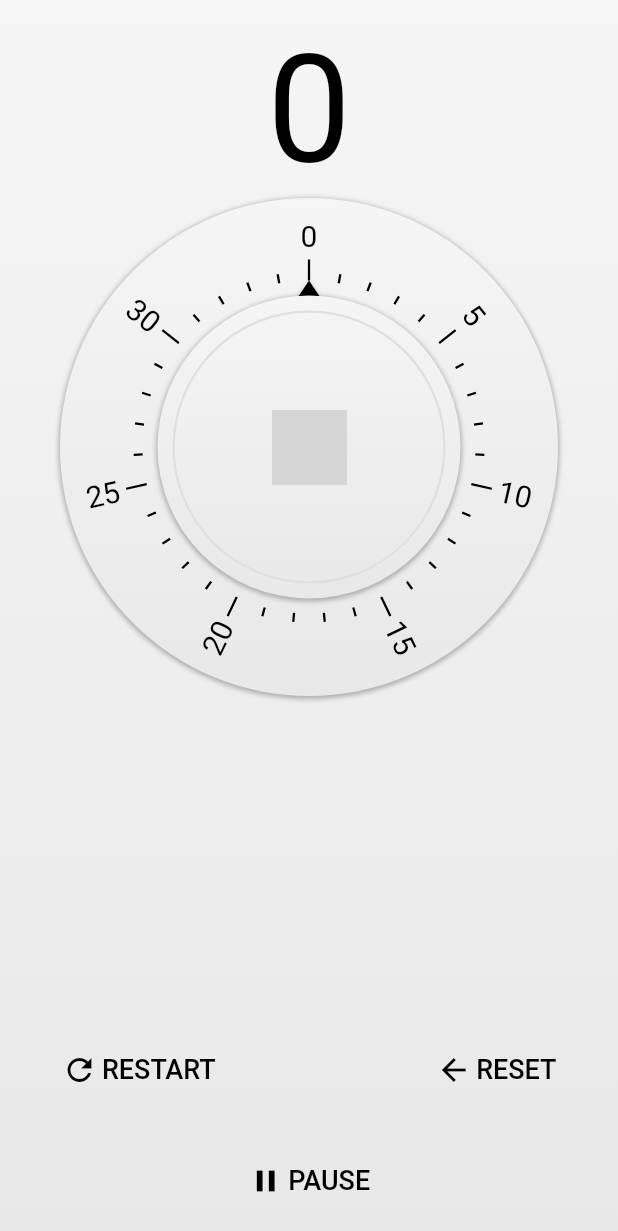
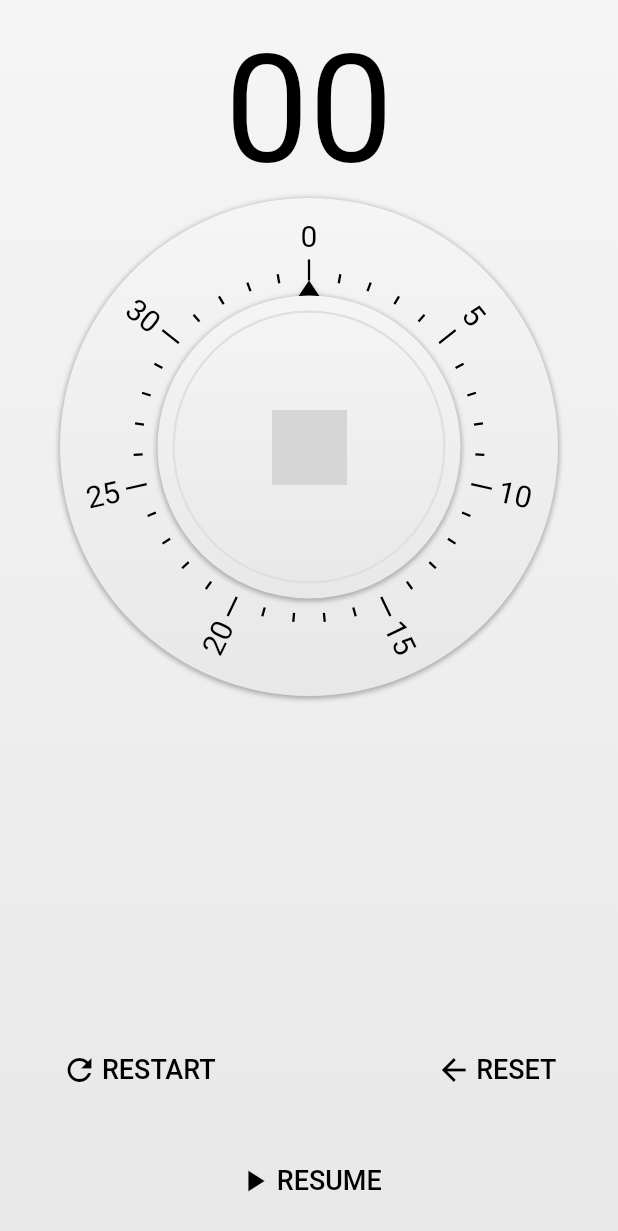
Before and after one commit to ColbyMaloy/kitchen_timer, a Flutter app: the screen it shows after launch, after a tap on "RESET", on a phone screen of 412 x 824 dp. Shown: the top 1231 px of the screen. Run offline on Flutter 3.47's test engine with Material 2 defaults, Android fonts, the phone set to English and light mode, and no system bars; network calls fail; grey boxes are pictures that could not be loaded.

Commit message:
buttons correctly change timer state

```diff
--- a/lib/egg_timer.dart
+++ b/lib/egg_timer.dart
@@ -1,7 +1,6 @@
 import 'dart:async';
 
-class EggTimer{
-
+class EggTimer {
   final Stopwatch stopwatch = Stopwatch();
   final Duration maxTime;
   Duration _currentTime = const Duration(seconds: 0);
@@ -9,59 +8,87 @@ class EggTimer{
   Duration lastStartTime = const Duration(seconds: 0);
   Function onTimerUpdate;
 
+  EggTimer({this.maxTime, this.onTimerUpdate});
 
-  EggTimer({
-    this.maxTime,this.onTimerUpdate
-  });
-
-  get currentTime{
+  get currentTime {
     return _currentTime;
   }
 
-  set currentTime(newTime){
-    if(state == EggTimerState.ready){
+  set currentTime(newTime) {
+    if (state == EggTimerState.ready) {
       _currentTime = newTime;
       lastStartTime = currentTime;
     }
-
   }
 
-  resume(){
-    state = EggTimerState.running;
+  resume() {
+    if (state != EggTimerState.running) {
+      if (state == EggTimerState.ready) {
+        currentTime = roundToMinute(currentTime);
+        lastStartTime = currentTime;
+      }
+      state = EggTimerState.running;
 
-    stopwatch.start();
-    tick();
+      stopwatch.start();
+      tick();
+    }
   }
 
-  tick(){
+  roundToMinute(Duration duration) {
+    return Duration(minutes: (duration.inSeconds / 60).round());
+  }
+
+  restart() {
+    if (state == EggTimerState.paused) {
+      state = EggTimerState.running;
+      currentTime = lastStartTime;
+      stopwatch.reset();
+      stopwatch.start();
+      tick();
+    }
+  }
+
+  reset() {
+    if (state == EggTimerState.paused) {
+      state = EggTimerState.ready;
+      currentTime = const Duration(seconds: 0);
+      lastStartTime = currentTime;
+      stopwatch.reset();
+      if (null != onTimerUpdate) {
+        onTimerUpdate();
+      }
+    }
+  }
+
+  tick() {
     print("Current Time:${_currentTime.inSeconds}");
 
     _currentTime = (lastStartTime - stopwatch.elapsed);
 
-
-
-
-    if(currentTime.inSeconds>0){
-      Timer(Duration(seconds: 1),tick);
-
-    }else{
-      state =EggTimerState.ready;
+    if (currentTime.inSeconds > 0) {
+      Timer(Duration(seconds: 1), tick);
+    } else {
+      state = EggTimerState.ready;
     }
 
-    if(onTimerUpdate!=null){
+    if (onTimerUpdate != null) {
       onTimerUpdate();
     }
-
-  }
-  pause(){
-
   }
 
+  pause() {
+    if (state == EggTimerState.running) {
+      state = EggTimerState.paused;
+      stopwatch.stop();
 
-
+      if (null != onTimerUpdate) {
+        onTimerUpdate();
+      }
+    }
+  }
 }
 
-enum EggTimerState{
+enum EggTimerState {
   ready,
   running,
   paused,
--- a/lib/egg_timer_button.dart
+++ b/lib/egg_timer_button.dart
@@ -3,14 +3,15 @@ import 'package:flutter/material.dart';
 class EggTimerButton extends StatelessWidget {
   final IconData icon;
   final String text;
+  final Function() onPressed;
 
-  EggTimerButton({this.icon, this.text});
+  EggTimerButton({this.icon, this.text, this.onPressed});
 
   @override
   Widget build(BuildContext context) {
     return FlatButton(
       splashColor: Colors.brown,
-      onPressed: () {},
+      onPressed: onPressed,
       child: Padding(
         padding: const EdgeInsets.all(25.0),
         child: Row(
--- a/lib/egg_timer_controls.dart
+++ b/lib/egg_timer_controls.dart
@@ -1,7 +1,20 @@
 import 'package:flutter/material.dart';
+import 'package:timer/egg_timer.dart';
 import 'package:timer/egg_timer_button.dart';
 
 class EggTimerControls extends StatefulWidget {
+  final eggTimerState;
+  final Function() onPause;
+  final Function() onResume;
+  final Function() onRestart;
+  final Function() onReset;
+
+  EggTimerControls(
+      {this.eggTimerState,
+      this.onPause,
+      this.onResume,
+      this.onRestart,
+      this.onReset});
   @override
   _EggTimerControlsState createState() => _EggTimerControlsState();
 }
@@ -11,22 +24,36 @@ class _EggTimerControlsState extends State<EggTimerControls> {
   Widget build(BuildContext context) {
     return Column(
       children: <Widget>[
-        Row(
+        Opacity(
+          opacity: 1.0,
+          child: Row(
             mainAxisAlignment: MainAxisAlignment.spaceBetween,
             children: <Widget>[
               EggTimerButton(
                 icon: Icons.refresh,
                 text: "RESTART",
+                onPressed: widget.onRestart,
               ),
               EggTimerButton(
                 icon: Icons.arrow_back,
                 text: "RESET",
+                onPressed: widget.onReset,
               )
             ],
           ),
-        EggTimerButton(
-          icon: Icons.pause,
-          text: "PAUSE",
+        ),
+        Transform(
+          transform: Matrix4.translationValues(0, 0, 0),
+          child: EggTimerButton(
+              icon: widget.eggTimerState == EggTimerState.running
+                  ? Icons.pause
+                  : Icons.play_arrow,
+              text: widget.eggTimerState == EggTimerState.running
+                  ? "PAUSE"
+                  : "RESUME",
+              onPressed: widget.eggTimerState == EggTimerState.running
+                  ? widget.onPause
+                  : widget.onResume),
         )
       ],
     );
--- a/lib/egg_timer_interface.dart
+++ b/lib/egg_timer_interface.dart
@@ -1,23 +1,74 @@
 import 'package:flutter/material.dart';
 import 'package:timer/egg_timer.dart';
-
+import 'package:intl/intl.dart';
 
 class EggTimerDisplay extends StatefulWidget {
   final eggTimerState;
   final countdownTime;
   final selectionTime;
 
-  EggTimerDisplay(
-      {this.eggTimerState,
-      this.countdownTime = const Duration(seconds: 0),
-      this.selectionTime = const Duration(seconds: 0)});
+  EggTimerDisplay({
+    this.eggTimerState,
+    this.countdownTime = const Duration(seconds: 0),
+    this.selectionTime = const Duration(seconds: 0),
+  });
   @override
   _EggTimerDisplayState createState() => _EggTimerDisplayState();
 }
 
-class _EggTimerDisplayState extends State<EggTimerDisplay> {
+class _EggTimerDisplayState extends State<EggTimerDisplay>
+    with TickerProviderStateMixin {
+  final DateFormat selectionTimeFormat = DateFormat('mm');
+  final DateFormat countdownTimeFormat = DateFormat('mm:ss');
+
+  AnimationController selectionSlideController;
+  AnimationController coundownFadeController;
+
+  @override
+  void initState() {
+    super.initState();
+    selectionSlideController = AnimationController(
+        vsync: this, duration: const Duration(milliseconds: 600))
+      ..addListener(() {
+        setState(() {});
+      });
+    coundownFadeController = AnimationController(
+        vsync: this, duration: const Duration(milliseconds: 600))
+      ..addListener(() {
+        setState(() {});
+      });
+      coundownFadeController.value = 1.0;
+  }
+
+  @override
+  void dispose() {
+    selectionSlideController.dispose();
+    coundownFadeController.dispose();
+
+    super.dispose();
+  }
+
+  get _formatSelection {
+    DateTime dateTime = DateTime(
+        DateTime.now().year, 0, 0, 0, 0, widget.selectionTime.inSeconds);
+    return selectionTimeFormat.format(dateTime);
+  }
+
+  get _formatCountdown {
+    DateTime dateTime = DateTime(
+        DateTime.now().year, 0, 0, 0, 0, widget.countdownTime.inSeconds);
+    return countdownTimeFormat.format(dateTime);
+  }
+
   @override
   Widget build(BuildContext context) {
+    if (widget.eggTimerState == EggTimerState.ready) {
+      selectionSlideController.reverse();
+      coundownFadeController.forward();
+    } else {
+      selectionSlideController.forward();
+      coundownFadeController.reverse();
+    }
     return Padding(
       padding: EdgeInsets.only(top: 15.0),
       child: Stack(
@@ -25,19 +76,17 @@ class _EggTimerDisplayState extends State<EggTimerDisplay> {
         children: <Widget>[
           Transform(
             transform: Matrix4.translationValues(
-                0.0,
-                widget.eggTimerState == EggTimerState.ready ? 0.0 : -200 - 50.0,
-                0.0),
+                0.0, -200 * selectionSlideController.value, 0.0),
             child: Text(
-              "${widget.selectionTime.inMinutes}",
+              _formatSelection,
               textAlign: TextAlign.center,
               style: TextStyle(color: Colors.black, fontSize: 100),
             ),
           ),
           Opacity(
-            opacity: widget.eggTimerState != EggTimerState.ready ? 1.0 : 0.0,
+            opacity: 1 - coundownFadeController.value,
             child: Text(
-              "${widget.countdownTime.inSeconds}",
+              _formatCountdown,
               textAlign: TextAlign.center,
               style: TextStyle(color: Colors.black, fontSize: 100),
             ),
--- a/lib/main.dart
+++ b/lib/main.dart
@@ -91,10 +91,7 @@ class _MyHomePageState extends State<MyHomePage>
                 eggTimerState: eggTimer.state,
                 selectionTime: eggTimer.lastStartTime,
                 countdownTime: eggTimer.currentTime,
-
-
               ),
-
               EggTimerDial(
                 currentTime: eggTimer.currentTime,
                 maxTime: eggTimer.maxTime,
@@ -104,7 +101,29 @@ class _MyHomePageState extends State<MyHomePage>
               Expanded(
                 child: Container(),
               ),
-              EggTimerControls()
+              EggTimerControls(
+                eggTimerState: eggTimer.state,
+                onPause: () {
+                  setState(() {
+                    eggTimer.pause();
+                  });
+                },
+                onResume: () {
+                  setState(() {
+                    eggTimer.resume();
+                  });
+                },
+                onRestart: () {
+                  setState(() {
+                    eggTimer.restart();
+                  });
+                },
+                onReset: () {
+                  setState(() {
+                    eggTimer.reset();
+                  });
+                },
+              )
             ],
           ),
         ),
--- a/pubspec.yaml
+++ b/pubspec.yaml
@@ -16,6 +16,7 @@ dependencies:
   flutter:
     sdk: flutter
 
+  intl: ^0.15.7
   # The following adds the Cupertino Icons font to your application.
   # Use with the CupertinoIcons class for iOS style icons.
   cupertino_icons: ^0.1.2
```
Lines whose indentation alone changed are shown as unchanged.
